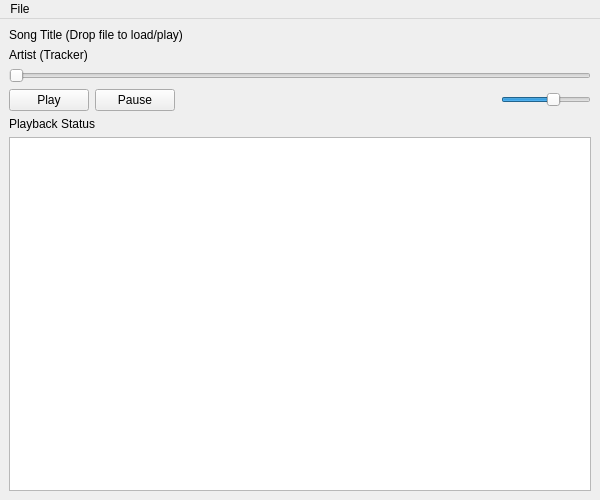
Above: widget/mainwindow.ui from BLumia/pineapple-tracker-player before the change. Below: the same form after it.
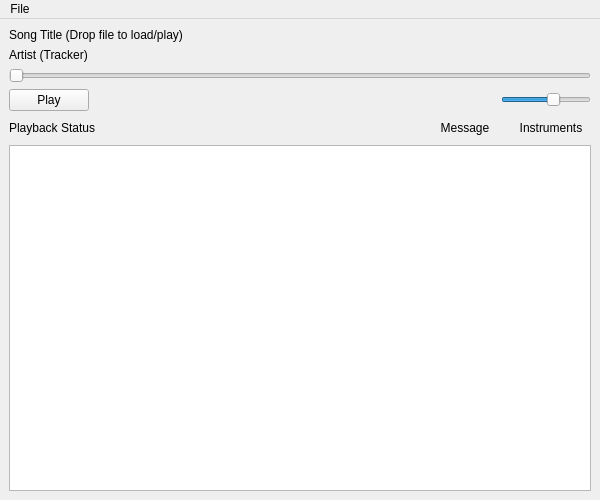
That is the form after the change.

Commit message: fix: qml typing, widget add instruments list view

```diff
--- a/widget/mainwindow.ui
+++ b/widget/mainwindow.ui
@@ -40,7 +40,7 @@
      </widget>
     </item>
     <item>
-     <layout class="QHBoxLayout" name="horizontalLayout" stretch="0,0,1,0">
+     <layout class="QHBoxLayout" name="horizontalLayout" stretch="0,1,0">
       <item>
        <widget class="QPushButton" name="pushButton_2">
         <property name="text">
@@ -48,13 +48,6 @@
         </property>
        </widget>
       </item>
-      <item>
-       <widget class="QPushButton" name="pushButton_3">
-        <property name="text">
-         <string>Pause</string>
-        </property>
-       </widget>
-      </item>
       <item>
        <spacer name="horizontalSpacer">
         <property name="orientation">
@@ -90,17 +83,96 @@
      </layout>
     </item>
     <item>
-     <widget class="QLabel" name="playbackStatus">
-      <property name="text">
-       <string>Playback Status</string>
-      </property>
-     </widget>
+     <layout class="QHBoxLayout" name="horizontalLayout_2">
+      <item>
+       <widget class="QLabel" name="playbackStatus">
+        <property name="text">
+         <string>Playback Status</string>
+        </property>
+       </widget>
+      </item>
+      <item>
+       <spacer name="horizontalSpacer_2">
+        <property name="orientation">
+         <enum>Qt::Horizontal</enum>
+        </property>
+        <property name="sizeHint" stdset="0">
+         <size>
+          <width>40</width>
+          <height>20</height>
+         </size>
+        </property>
+       </spacer>
+      </item>
+      <item>
+       <widget class="QPushButton" name="messageBtn">
+        <property name="text">
+         <string>Message</string>
+        </property>
+        <property name="flat">
+         <bool>true</bool>
+        </property>
+       </widget>
+      </item>
+      <item>
+       <widget class="QPushButton" name="instrumentsBtn">
+        <property name="text">
+         <string>Instruments</string>
+        </property>
+        <property name="flat">
+         <bool>true</bool>
+        </property>
+       </widget>
+      </item>
+     </layout>
     </item>
     <item>
-     <widget class="QPlainTextEdit" name="plainTextEdit">
-      <property name="readOnly">
-       <bool>true</bool>
+     <widget class="QStackedWidget" name="stackedWidget">
+      <property name="currentIndex">
+       <number>0</number>
       </property>
+      <widget class="QWidget" name="messagePage">
+       <layout class="QVBoxLayout" name="verticalLayout_2">
+        <property name="leftMargin">
+         <number>0</number>
+        </property>
+        <property name="topMargin">
+         <number>0</number>
+        </property>
+        <property name="rightMargin">
+         <number>0</number>
+        </property>
+        <property name="bottomMargin">
+         <number>0</number>
+        </property>
+        <item>
+         <widget class="QPlainTextEdit" name="plainTextEdit">
+          <property name="readOnly">
+           <bool>true</bool>
+          </property>
+         </widget>
+        </item>
+       </layout>
+      </widget>
+      <widget class="QWidget" name="instrumentsPage">
+       <layout class="QVBoxLayout" name="verticalLayout_3">
+        <property name="leftMargin">
+         <number>0</number>
+        </property>
+        <property name="topMargin">
+         <number>0</number>
+        </property>
+        <property name="rightMargin">
+         <number>0</number>
+        </property>
+        <property name="bottomMargin">
+         <number>0</number>
+        </property>
+        <item>
+         <widget class="QListView" name="instrumentsListView"/>
+        </item>
+       </layout>
+      </widget>
      </widget>
     </item>
    </layout>
```
Left out of the diff: 2 changed lines with no effect on the pictures. The commit also changes 4 other files.
